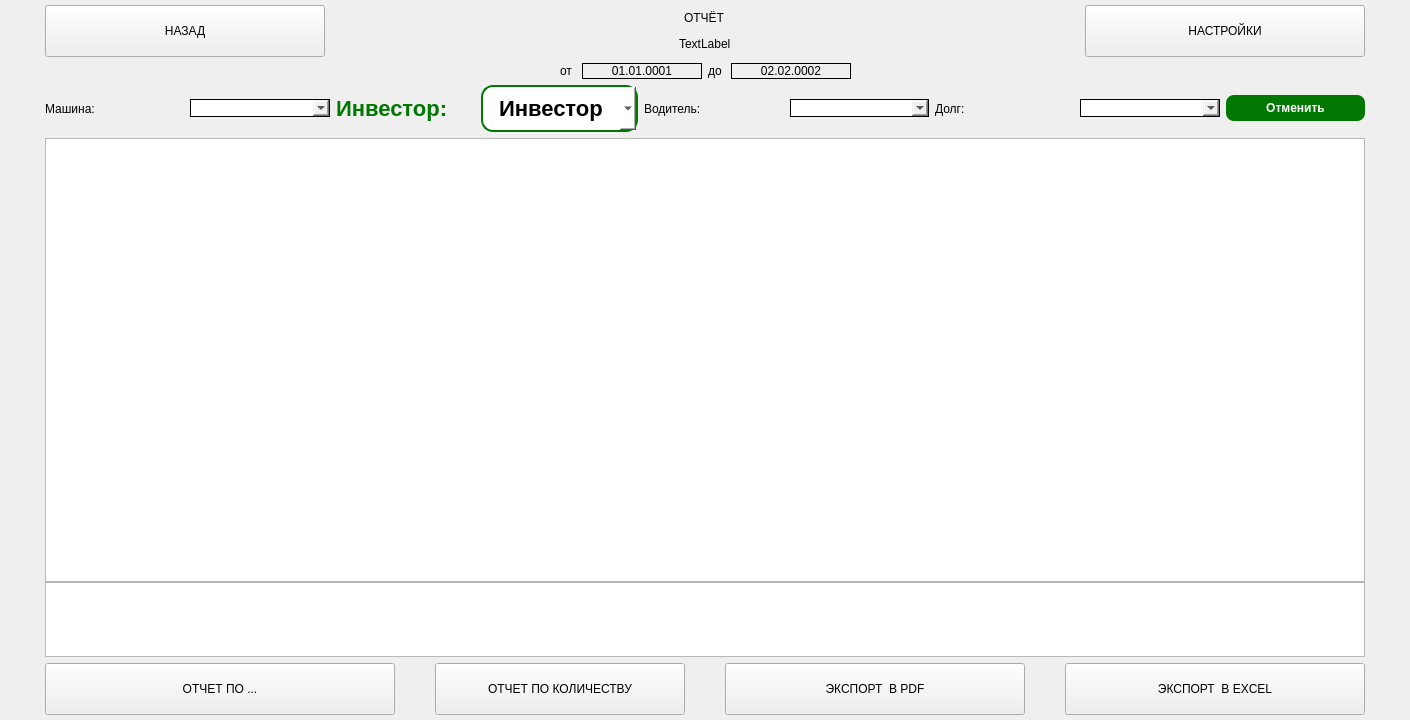
The window that EcoTaxiQt/pages/generalreport.ui (zhanyysh/ecotaxi) describes before a commit, drawn with Qt 5.
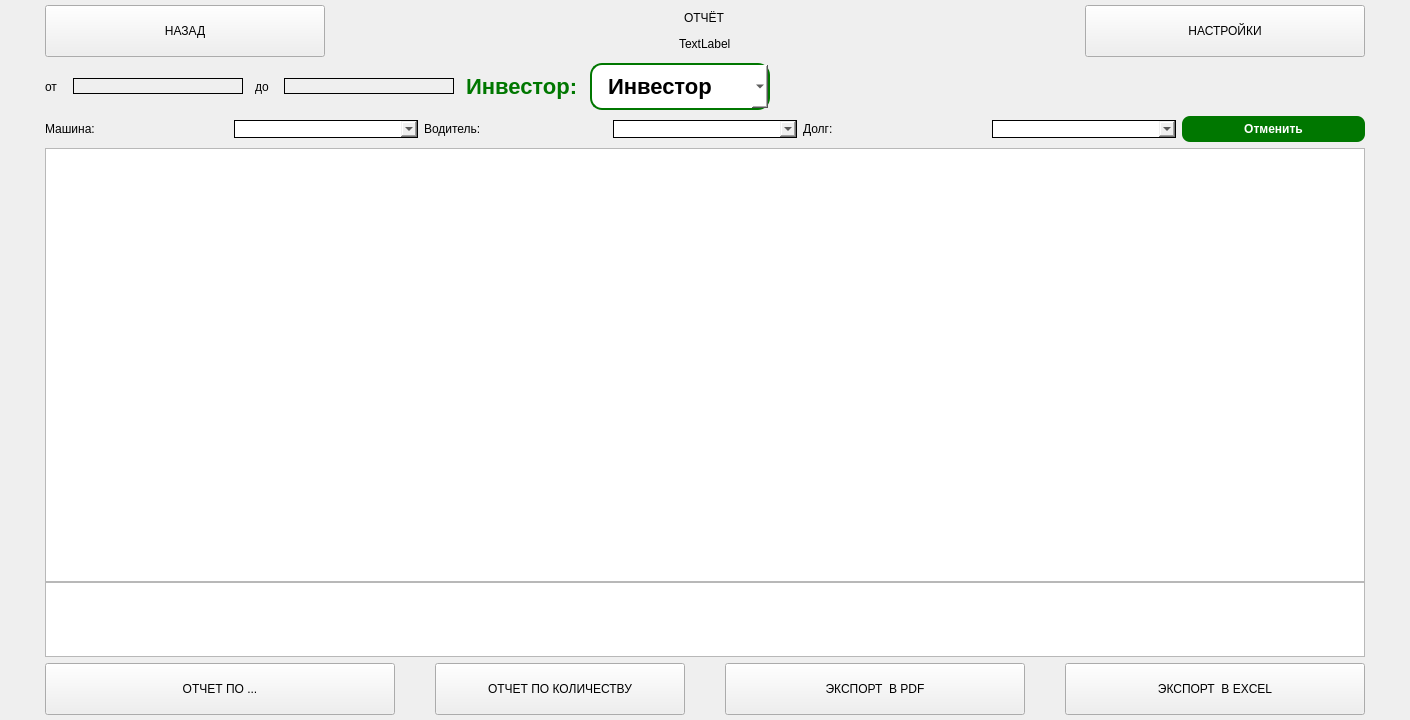
The same window after the commit.

Commit message: kwh ready, filter cool

```diff
--- a/EcoTaxiQt/pages/generalreport.ui
+++ b/EcoTaxiQt/pages/generalreport.ui
@@ -113,17 +113,16 @@
    <item>
     <layout class="QVBoxLayout" name="filtersMainLayout">
      <item>
-      <layout class="QHBoxLayout" name="periodLayout">
-       <item>
-        <spacer name="periodLeftSpacer">
-         <property name="orientation">
-          <enum>Qt::Horizontal</enum>
-         </property>
-         <property name="sizeHint" stdset="0">
-          <size>40</size>
-         </property>
-        </spacer>
-       </item>
+      <layout class="QHBoxLayout" name="filtersLayout">
+       <property name="spacing">
+        <number>12</number>
+       </property>
+       <property name="leftMargin">
+        <number>45</number>
+       </property>
+       <property name="rightMargin">
+        <number>45</number>
+       </property>
        <item>
         <widget class="QLabel" name="label">
          <property name="text">
@@ -135,16 +134,19 @@
         <widget class="QPushButton" name="FromDateButton">
          <property name="minimumSize">
           <size>
-           <width>120</width>
+           <width>170</width>
            <height>0</height>
           </size>
          </property>
+         <property name="maximumSize">
+          <size>
+           <width>170</width>
+           <height>16777215</height>
+          </size>
+         </property>
          <property name="styleSheet">
           <string notr="true">border: 1px solid black;</string>
          </property>
-         <property name="text">
-          <string>01.01.0001</string>
-         </property>
         </widget>
        </item>
        <item>
@@ -158,57 +160,14 @@
         <widget class="QPushButton" name="ToDateButton">
          <property name="minimumSize">
           <size>
-           <width>120</width>
+           <width>170</width>
            <height>0</height>
           </size>
          </property>
-         <property name="styleSheet">
-          <string notr="true">border: 1px solid black;</string>
-         </property>
-         <property name="text">
-          <string>02.02.0002</string>
-         </property>
-        </widget>
-       </item>
-       <item>
-        <spacer name="periodRightSpacer">
-         <property name="orientation">
-          <enum>Qt::Horizontal</enum>
-         </property>
-         <property name="sizeHint" stdset="0">
-          <size>40</size>
-         </property>
-        </spacer>
-       </item>
-      </layout>
-     </item>
-     <item>
-      <layout class="QHBoxLayout" name="filtersLayout">
-       <property name="leftMargin">
-        <number>45</number>
-       </property>
-       <property name="rightMargin">
-        <number>45</number>
-       </property>
-       <item>
-        <widget class="QLabel" name="label_car_filter">
-         <property name="minimumSize">
+         <property name="maximumSize">
           <size>
-           <width>80</width>
-           <height>0</height>
-          </size>
-         </property>
-         <property name="text">
-          <string>Машина:</string>
-         </property>
-        </widget>
-       </item>
-       <item>
-        <widget class="QComboBox" name="carFilterComboBox">
-         <property name="minimumSize">
-          <size>
-           <width>120</width>
-           <height>0</height>
+           <width>170</width>
+           <height>16777215</height>
           </size>
          </property>
          <property name="styleSheet">
@@ -230,10 +189,16 @@
         <widget class="QComboBox" name="investorFilterComboBox">
          <property name="minimumSize">
           <size>
-           <width>120</width>
+           <width>180</width>
            <height>0</height>
           </size>
          </property>
+         <property name="maximumSize">
+          <size>
+           <width>180</width>
+           <height>16777215</height>
+          </size>
+         </property>
          <property name="styleSheet">
           <string>font-size: 22px; font-weight: bold; background: white; border: 2px solid #007700; border-radius: 12px; padding: 8px 16px;</string>
          </property>
@@ -245,6 +210,52 @@
          </property>
          <property name="placeholderText">
           <string>Инвестор</string>
+         </property>
+        </widget>
+       </item>
+       <item>
+        <spacer name="endSpacer">
+         <property name="orientation">
+          <enum>Qt::Horizontal</enum>
+         </property>
+         <property name="sizeHint" stdset="0">
+          <size>40</size>
+         </property>
+        </spacer>
+       </item>
+      </layout>
+     </item>
+     <item>
+      <layout class="QHBoxLayout" name="additionalFiltersLayout">
+       <property name="leftMargin">
+        <number>45</number>
+       </property>
+       <property name="rightMargin">
+        <number>45</number>
+       </property>
+       <item>
+        <widget class="QLabel" name="label_car_filter">
+         <property name="minimumSize">
+          <size>
+           <width>80</width>
+           <height>0</height>
+          </size>
+         </property>
+         <property name="text">
+          <string>Машина:</string>
+         </property>
+        </widget>
+       </item>
+       <item>
+        <widget class="QComboBox" name="carFilterComboBox">
+         <property name="minimumSize">
+          <size>
+           <width>120</width>
+           <height>0</height>
+          </size>
+         </property>
+         <property name="styleSheet">
+          <string notr="true">border: 1px solid black;</string>
          </property>
         </widget>
        </item>
```
The commit also changes 3 other files.
